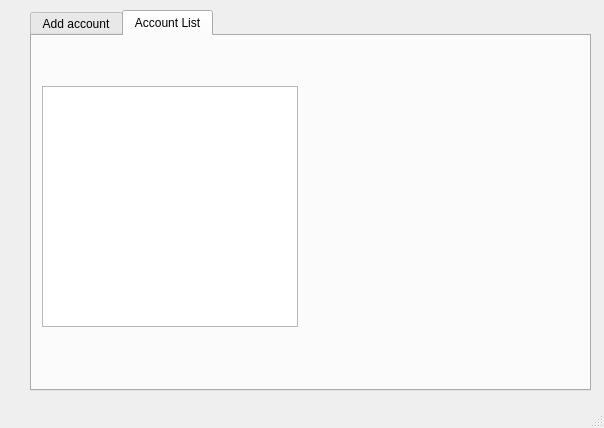
Before: the Qt Designer form MainLayout.ui in LVMVRQUXL/Python-Projet, drawn with Qt 5.
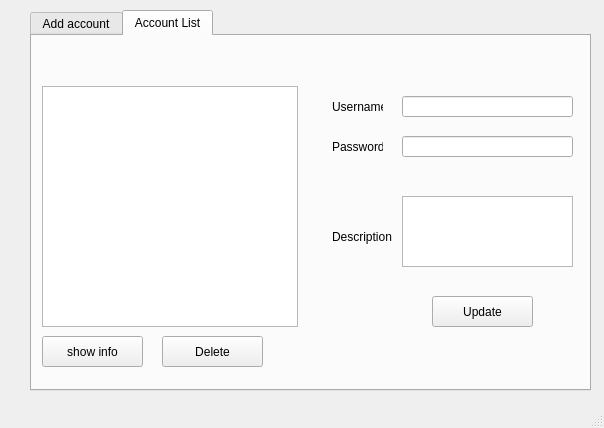
After: the same form once the commit is applied. The open tabs and pages were chosen to show the change.

Commit message: feat: Update account list layout

What changed in the file:
```diff
--- a/MainLayout.ui
+++ b/MainLayout.ui
@@ -149,6 +149,114 @@
        </rect>
       </property>
      </widget>
+     <widget class="QPushButton" name="deleteButton">
+      <property name="geometry">
+       <rect>
+        <x>130</x>
+        <y>300</y>
+        <width>101</width>
+        <height>31</height>
+       </rect>
+      </property>
+      <property name="text">
+       <string>Delete</string>
+      </property>
+     </widget>
+     <widget class="QPushButton" name="showInfoButton">
+      <property name="geometry">
+       <rect>
+        <x>10</x>
+        <y>300</y>
+        <width>101</width>
+        <height>31</height>
+       </rect>
+      </property>
+      <property name="text">
+       <string>show info</string>
+      </property>
+     </widget>
+     <widget class="QLabel" name="usernameLabel">
+      <property name="geometry">
+       <rect>
+        <x>300</x>
+        <y>60</y>
+        <width>51</width>
+        <height>21</height>
+       </rect>
+      </property>
+      <property name="text">
+       <string>Username</string>
+      </property>
+     </widget>
+     <widget class="QLabel" name="passwordLabel">
+      <property name="geometry">
+       <rect>
+        <x>300</x>
+        <y>100</y>
+        <width>51</width>
+        <height>21</height>
+       </rect>
+      </property>
+      <property name="text">
+       <string>Password</string>
+      </property>
+     </widget>
+     <widget class="QLabel" name="descriptionLabel">
+      <property name="geometry">
+       <rect>
+        <x>300</x>
+        <y>190</y>
+        <width>61</width>
+        <height>21</height>
+       </rect>
+      </property>
+      <property name="text">
+       <string>Description</string>
+      </property>
+     </widget>
+     <widget class="QPushButton" name="updateButton">
+      <property name="geometry">
+       <rect>
+        <x>400</x>
+        <y>260</y>
+        <width>101</width>
+        <height>31</height>
+       </rect>
+      </property>
+      <property name="text">
+       <string>Update</string>
+      </property>
+     </widget>
+     <widget class="QLineEdit" name="usernameInfo_2">
+      <property name="geometry">
+       <rect>
+        <x>370</x>
+        <y>60</y>
+        <width>171</width>
+        <height>21</height>
+       </rect>
+      </property>
+     </widget>
+     <widget class="QLineEdit" name="lineEdit_2">
+      <property name="geometry">
+       <rect>
+        <x>370</x>
+        <y>100</y>
+        <width>171</width>
+        <height>21</height>
+       </rect>
+      </property>
+     </widget>
+     <widget class="QTextEdit" name="textEdit">
+      <property name="geometry">
+       <rect>
+        <x>370</x>
+        <y>160</y>
+        <width>171</width>
+        <height>71</height>
+       </rect>
+      </property>
+     </widget>
     </widget>
    </widget>
   </widget>
```
Left out of the diff: 4 changed lines with no effect on the pictures. The commit also changes 1 other file.
